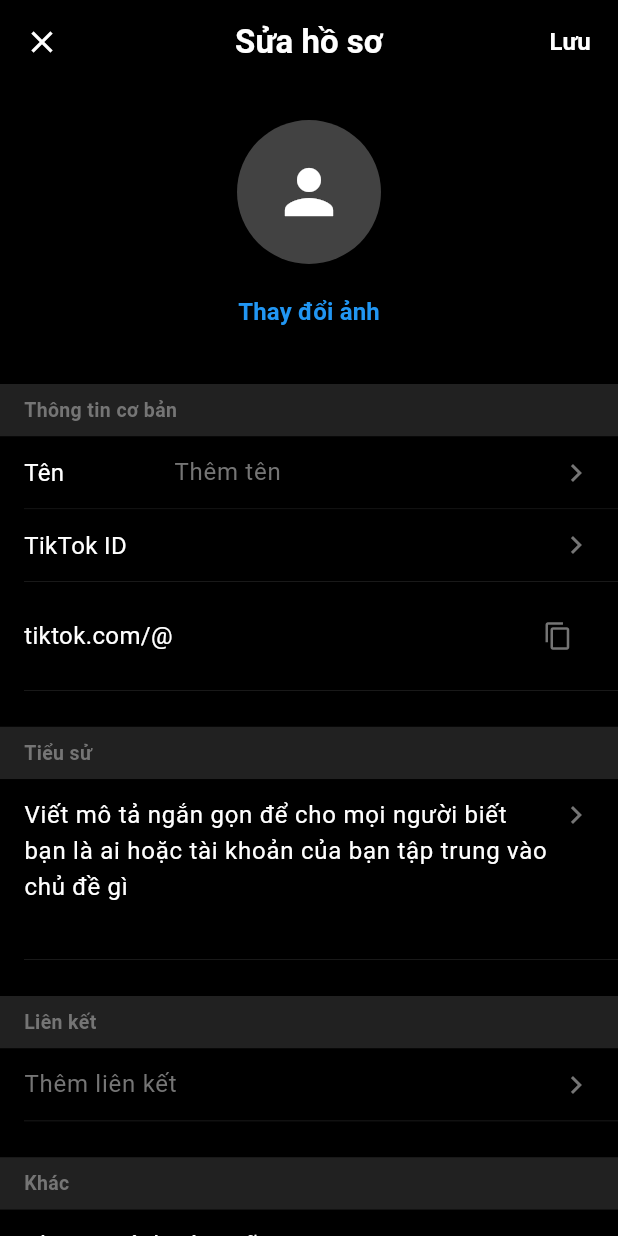
After one commit to fimsweet/scalable-short-video-app, a Flutter app: the EditProfileScreen screen opened directly, after a tap on "Thay đổi ảnh", on a phone screen of 412 x 824 dp. The commit adds this screen. Run offline on Flutter 3.47's test engine with Material 3 defaults, Android fonts, the phone set to English and light mode, and no system bars; our stand-ins replace flutter_secure_storage, image_picker, video_player; missing offline and left inert: dart:html, dart:js, dart:ui_web; accounts and stored records are empty; network calls fail.

Commit message:
Add edit profile screen and integrate with profile

```diff
--- /dev/null
+++ b/lib/src/presentation/screens/edit_profile_screen.dart
@@ -0,0 +1,478 @@
+import 'package:flutter/material.dart';
+import 'package:scalable_short_video_app/src/services/auth_service.dart';
+import 'package:scalable_short_video_app/src/services/api_service.dart';
+import 'package:image_picker/image_picker.dart';
+import 'package:flutter/foundation.dart' show kIsWeb;
+import 'dart:io';
+
+class EditProfileScreen extends StatefulWidget {
+  const EditProfileScreen({super.key});
+
+  @override
+  State<EditProfileScreen> createState() => _EditProfileScreenState();
+}
+
+class _EditProfileScreenState extends State<EditProfileScreen> {
+  final AuthService _authService = AuthService();
+  final ApiService _apiService = ApiService();
+  final ImagePicker _picker = ImagePicker();
+
+  late TextEditingController _nameController;
+  late TextEditingController _usernameController;
+  late TextEditingController _bioController;
+  late TextEditingController _linkController;
+
+  bool _isLoading = false;
+  bool _isUploading = false;
+
+  @override
+  void initState() {
+    super.initState();
+    _nameController = TextEditingController(text: _authService.username ?? '');
+    _usernameController = TextEditingController(text: _authService.username ?? '');
+    _bioController = TextEditingController(text: 'Viết mô tả ngắn gọn để cho mọi người biết bạn là ai hoặc tài khoản của bạn tập trung vào chủ đề gì');
+    _linkController = TextEditingController();
+  }
+
+  @override
+  void dispose() {
+    _nameController.dispose();
+    _usernameController.dispose();
+    _bioController.dispose();
+    _linkController.dispose();
+    super.dispose();
+  }
+
+  Future<void> _pickAndUploadAvatar() async {
+    try {
+      final XFile? image = await _picker.pickImage(
+        source: ImageSource.gallery,
+        maxWidth: 800,
+        maxHeight: 800,
+        imageQuality: 85,
+      );
+
+      if (image == null) return;
+
+      setState(() {
+        _isUploading = true;
+      });
+
+      final token = await _authService.getToken();
+      if (token == null) {
+        if (mounted) {
+          _showSnackBar('Vui lòng đăng nhập lại', Colors.red);
+        }
+        return;
+      }
+
+      final result = await _apiService.uploadAvatar(
+        token: token,
+        imageFile: kIsWeb ? image : File(image.path),
+      );
+
+      if (result['success']) {
+        final avatarUrl = result['data']['user']['avatar'];
+        await _authService.updateAvatar(avatarUrl);
+
+        if (mounted) {
+          setState(() {});
+          _showSnackBar('Cập nhật ảnh đại diện thành công!', Colors.green);
+        }
+      } else {
+        if (mounted) {
+          _showSnackBar(result['message'] ?? 'Upload thất bại', Colors.red);
+        }
+      }
+    } catch (e) {
+      if (mounted) {
+        _showSnackBar('Lỗi: $e', Colors.red);
+      }
+    } finally {
+      if (mounted) {
+        setState(() {
+          _isUploading = false;
+        });
+      }
+    }
+  }
+
+  void _showSnackBar(String message, Color backgroundColor) {
+    ScaffoldMessenger.of(context).showSnackBar(
+      SnackBar(
+        content: Text(message),
+        backgroundColor: backgroundColor,
+        behavior: SnackBarBehavior.floating,
+      ),
+    );
+  }
+
+  Future<void> _saveProfile() async {
+    setState(() {
+      _isLoading = true;
+    });
+
+    // Giả lập lưu dữ liệu
+    await Future.delayed(const Duration(seconds: 1));
+
+    if (mounted) {
+      setState(() {
+        _isLoading = false;
+      });
+      _showSnackBar('Cập nhật thông tin thành công!', Colors.green);
+      Navigator.pop(context, true);
+    }
+  }
+
+  @override
+  Widget build(BuildContext context) {
+    return Scaffold(
+      backgroundColor: Colors.black,
+      appBar: AppBar(
+        backgroundColor: Colors.black,
+        elevation: 0,
+        leading: IconButton(
+          icon: const Icon(Icons.close, color: Colors.white),
+          onPressed: () => Navigator.pop(context),
+        ),
+        title: const Text(
+          'Sửa hồ sơ',
+          style: TextStyle(color: Colors.white, fontWeight: FontWeight.bold),
+        ),
+        centerTitle: true,
+        actions: [
+          TextButton(
+            onPressed: _isLoading ? null : _saveProfile,
+            child: _isLoading
+                ? const SizedBox(
+                    width: 20,
+                    height: 20,
+                    child: CircularProgressIndicator(
+                      strokeWidth: 2,
+                      color: Colors.white,
+                    ),
+                  )
+                : const Text(
+                    'Lưu',
+                    style: TextStyle(
+                      color: Colors.white,
+                      fontWeight: FontWeight.bold,
+                      fontSize: 16,
+                    ),
+                  ),
+          ),
+        ],
+      ),
+      body: SingleChildScrollView(
+        child: Column(
+          children: [
+            const SizedBox(height: 24),
+            // Avatar section
+            Center(
+              child: GestureDetector(
+                onTap: _pickAndUploadAvatar,
+                child: Stack(
+                  children: [
+                    _buildAvatar(),
+                    if (_isUploading)
+                      Positioned.fill(
+                        child: Container(
+                          decoration: BoxDecoration(
+                            color: Colors.black54,
+                            shape: BoxShape.circle,
+                          ),
+                          child: const Center(
+                            child: CircularProgressIndicator(
+                              strokeWidth: 2,
+                              color: Colors.white,
+                            ),
+                          ),
+                        ),
+                      ),
+                  ],
+                ),
+              ),
+            ),
+            const SizedBox(height: 8),
+            TextButton(
+              onPressed: _pickAndUploadAvatar,
+              child: const Text(
+                'Thay đổi ảnh',
+                style: TextStyle(
+                  color: Colors.blue,
+                  fontSize: 16,
+                  fontWeight: FontWeight.w600,
+                ),
+              ),
+            ),
+            const SizedBox(height: 24),
+            // Form fields
+            _buildSectionTitle('Thông tin cơ bản'),
+            _buildEditField(
+              label: 'Tên',
+              hint: 'Thêm tên',
+              controller: _nameController,
+              showArrow: true,
+            ),
+            _buildEditField(
+              label: 'TikTok ID',
+              hint: _usernameController.text,
+              controller: _usernameController,
+              showArrow: true,
+              enabled: false,
+            ),
+            _buildProfileLink(),
+            const SizedBox(height: 24),
+            _buildSectionTitle('Tiểu sử'),
+            _buildEditField(
+              label: '',
+              hint: 'Viết mô tả ngắn gọn để cho mọi người biết bạn là ai hoặc tài khoản của bạn tập trung vào chủ đề gì',
+              controller: _bioController,
+              maxLines: 4,
+              showArrow: true,
+            ),
+            const SizedBox(height: 24),
+            _buildSectionTitle('Liên kết'),
+            _buildEditField(
+              label: '',
+              hint: 'Thêm liên kết',
+              controller: _linkController,
+              showArrow: true,
+            ),
+            const SizedBox(height: 24),
+            _buildSectionTitle('Khác'),
+            _buildMenuItem(
+              title: 'Chương trình gây quỹ',
+              subtitle: 'Thêm chương trình gây quỹ...',
+              onTap: () {},
+            ),
+            _buildMenuItem(
+              title: 'AI Self',
+              subtitle: 'Thêm AI Self',
+              onTap: () {},
+            ),
+            const SizedBox(height: 24),
+            _buildSectionTitle('Thay đổi thứ tự hiển thị'),
+            const SizedBox(height: 100),
+          ],
+        ),
+      ),
+    );
+  }
+
+  Widget _buildAvatar() {
+    final avatarUrl = _authService.avatarUrl;
+
+    if (avatarUrl != null && avatarUrl.isNotEmpty) {
+      final fullUrl = _apiService.getAvatarUrl(avatarUrl);
+
+      return CircleAvatar(
+        radius: 48,
+        backgroundColor: Colors.grey[800],
+        child: ClipOval(
+          child: Image.network(
+            fullUrl,
+            width: 96,
+            height: 96,
+            fit: BoxFit.cover,
+            errorBuilder: (context, error, stackTrace) {
+              return const Icon(Icons.person, size: 48, color: Colors.white);
+            },
+            loadingBuilder: (context, child, loadingProgress) {
+              if (loadingProgress == null) return child;
+              return const Center(
+                child: CircularProgressIndicator(strokeWidth: 2),
+              );
+            },
+          ),
+        ),
+      );
+    }
+
+    return CircleAvatar(
+      radius: 48,
+      backgroundColor: Colors.grey[800],
+      child: const Icon(Icons.person, size: 48, color: Colors.white),
+    );
+  }
+
+  Widget _buildSectionTitle(String title) {
+    return Container(
+      width: double.infinity,
+      padding: const EdgeInsets.symmetric(horizontal: 16, vertical: 8),
+      color: Colors.grey[900],
+      child: Text(
+        title,
+        style: TextStyle(
+          color: Colors.grey[600],
+          fontSize: 13,
+          fontWeight: FontWeight.w600,
+        ),
+      ),
+    );
+  }
+
+  Widget _buildEditField({
+    required String label,
+    required String hint,
+    required TextEditingController controller,
+    int maxLines = 1,
+    bool showArrow = false,
+    bool enabled = true,
+  }) {
+    return Column(
+      children: [
+        Container(
+          color: Colors.black,
+          padding: const EdgeInsets.symmetric(horizontal: 16, vertical: 12),
+          child: Row(
+            crossAxisAlignment: maxLines > 1 ? CrossAxisAlignment.start : CrossAxisAlignment.center,
+            children: [
+              if (label.isNotEmpty)
+                SizedBox(
+                  width: 100,
+                  child: Text(
+                    label,
+                    style: const TextStyle(
+                      color: Colors.white,
+                      fontSize: 16,
+                    ),
+                  ),
+                ),
+              Expanded(
+                child: TextField(
+                  controller: controller,
+                  enabled: enabled,
+                  maxLines: maxLines,
+                  style: TextStyle(
+                    color: enabled ? Colors.white : Colors.grey[600],
+                    fontSize: 16,
+                  ),
+                  decoration: InputDecoration(
+                    hintText: hint,
+                    hintStyle: TextStyle(
+                      color: Colors.grey[600],
+                      fontSize: 16,
+                    ),
+                    border: InputBorder.none,
+                    isDense: true,
+                    contentPadding: EdgeInsets.zero,
+                  ),
+                ),
+              ),
+              if (showArrow)
+                Icon(
+                  Icons.chevron_right,
+                  color: Colors.grey[600],
+                  size: 24,
+                ),
+            ],
+          ),
+        ),
+        Container(
+          margin: const EdgeInsets.only(left: 16),
+          height: 0.5,
+          color: Colors.grey[900],
+        ),
+      ],
+    );
+  }
+
+  Widget _buildProfileLink() {
+    return Column(
+      children: [
+        Container(
+          color: Colors.black,
+          padding: const EdgeInsets.symmetric(horizontal: 16, vertical: 12),
+          child: Row(
+            children: [
+              Expanded(
+                child: Column(
+                  crossAxisAlignment: CrossAxisAlignment.start,
+                  children: [
+                    Text(
+                      'tiktok.com/@${_usernameController.text}',
+                      style: const TextStyle(
+                        color: Colors.white,
+                        fontSize: 16,
+                      ),
+                    ),
+                  ],
+                ),
+              ),
+              IconButton(
+                icon: Icon(
+                  Icons.copy,
+                  color: Colors.grey[600],
+                  size: 20,
+                ),
+                onPressed: () {
+                  _showSnackBar('Đã sao chép liên kết', Colors.grey[700]!);
+                },
+              ),
+            ],
+          ),
+        ),
+        Container(
+          margin: const EdgeInsets.only(left: 16),
+          height: 0.5,
+          color: Colors.grey[900],
+        ),
+      ],
+    );
+  }
+
+  Widget _buildMenuItem({
+    required String title,
+    required String subtitle,
+    required VoidCallback onTap,
+  }) {
+    return Column(
+      children: [
+        InkWell(
+          onTap: onTap,
+          child: Container(
+            color: Colors.black,
+            padding: const EdgeInsets.symmetric(horizontal: 16, vertical: 12),
+            child: Row(
+              children: [
+                Expanded(
+                  child: Column(
+                    crossAxisAlignment: CrossAxisAlignment.start,
+                    children: [
+                      Text(
+                        title,
+                        style: const TextStyle(
+                          color: Colors.white,
+                          fontSize: 16,
+                        ),
+                      ),
+                      const SizedBox(height: 4),
+                      Text(
+                        subtitle,
+                        style: TextStyle(
+                          color: Colors.grey[600],
+                          fontSize: 14,
+                        ),
+                      ),
+                    ],
+                  ),
+                ),
+                Icon(
+                  Icons.chevron_right,
+                  color: Colors.grey[600],
+                  size: 24,
+                ),
+              ],
+            ),
+          ),
+        ),
+        Container(
+          margin: const EdgeInsets.only(left: 16),
+          height: 0.5,
+          color: Colors.grey[900],
+        ),
+      ],
+    );
+  }
+}
--- a/lib/src/presentation/screens/profile_screen.dart
+++ b/lib/src/presentation/screens/profile_screen.dart
@@ -1,6 +1,7 @@
 import 'package:flutter/material.dart';
 import 'package:scalable_short_video_app/src/presentation/screens/login_screen.dart';
 import 'package:scalable_short_video_app/src/presentation/screens/follower_following_screen.dart';
+import 'package:scalable_short_video_app/src/presentation/screens/edit_profile_screen.dart';
 import 'package:scalable_short_video_app/src/services/auth_service.dart';
 import 'package:scalable_short_video_app/src/services/api_service.dart';
 import 'package:image_picker/image_picker.dart';
@@ -64,6 +65,18 @@ class _ProfileScreenState extends State<ProfileScreen> {
         builder: (_) => FollowerFollowingScreen(initialIndex: initialIndex),
       ),
     );
+  }
+
+  void _navigateToEditProfile() async {
+    final result = await Navigator.of(context).push(
+      MaterialPageRoute(
+        builder: (_) => const EditProfileScreen(),
+      ),
+    );
+
+    if (result == true) {
+      setState(() {});
+    }
   }
 
   Future<void> _pickAndUploadAvatar() async {
@@ -327,10 +340,10 @@ class _ProfileScreenState extends State<ProfileScreen> {
                       Text(_authService.username ?? '', style: const TextStyle(fontWeight: FontWeight.bold)),
                       const SizedBox(height: 16),
                       Row(
-                        children: const [
-                          Expanded(child: _ActionButton(text: 'Chỉnh sửa')),
-                          SizedBox(width: 8),
-                          Expanded(child: _ActionButton(text: 'Chia sẻ trang cá nhân')),
+                        children: [
+                          Expanded(child: _ActionButton(text: 'Chỉnh sửa', onTap: _navigateToEditProfile)),
+                          const SizedBox(width: 8),
+                          const Expanded(child: _ActionButton(text: 'Chia sẻ trang cá nhân')),
                         ],
                       ),
                       const SizedBox(height: 24),
@@ -431,12 +444,16 @@ class _ProfileStat extends StatelessWidget {
 
 class _ActionButton extends StatelessWidget {
   final String text;
-  const _ActionButton({required this.text});
+  final VoidCallback? onTap;
+  const _ActionButton({required this.text, this.onTap});
 
   @override
-  Widget build(BuildContext context) => Container(
-        padding: const EdgeInsets.symmetric(vertical: 8),
-        decoration: BoxDecoration(color: Colors.grey[800], borderRadius: BorderRadius.circular(8)),
-        child: Center(child: Text(text, style: const TextStyle(fontWeight: FontWeight.bold))),
+  Widget build(BuildContext context) => GestureDetector(
+        onTap: onTap,
+        child: Container(
+          padding: const EdgeInsets.symmetric(vertical: 8),
+          decoration: BoxDecoration(color: Colors.grey[800], borderRadius: BorderRadius.circular(8)),
+          child: Center(child: Text(text, style: const TextStyle(fontWeight: FontWeight.bold))),
+        ),
       );
 }
```
